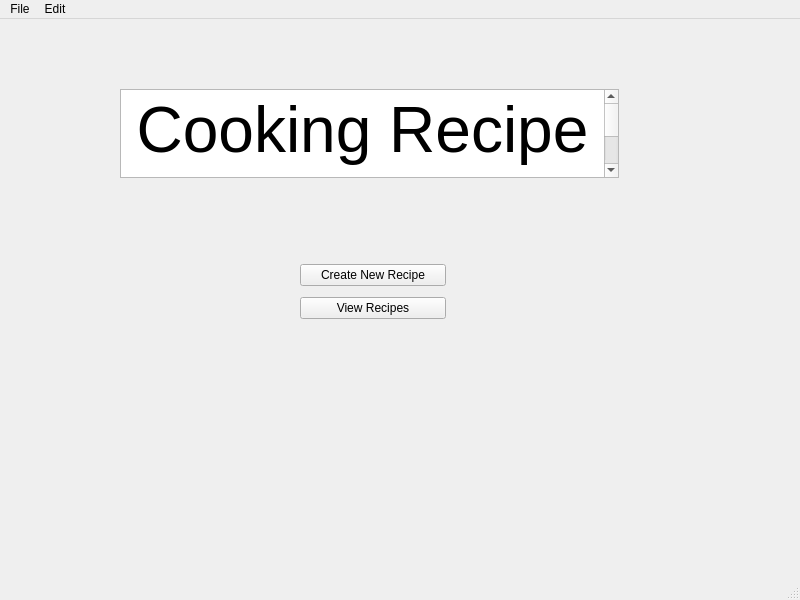
The window that mainwindow.ui (plutowootoe/qtProject) describes before a commit, drawn with Qt 5.
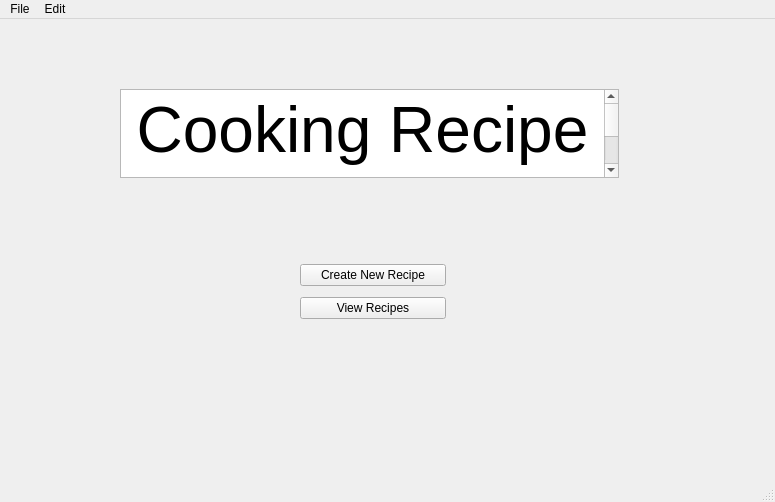
The same window after the commit.

What changed in the file:
```diff
--- a/mainwindow.ui
+++ b/mainwindow.ui
@@ -6,8 +6,8 @@
    <rect>
     <x>0</x>
     <y>0</y>
-    <width>800</width>
-    <height>600</height>
+    <width>775</width>
+    <height>502</height>
    </rect>
   </property>
   <property name="windowTitle">
@@ -66,8 +66,8 @@
     <rect>
      <x>0</x>
      <y>0</y>
-     <width>800</width>
-     <height>24</height>
+     <width>775</width>
+     <height>22</height>
     </rect>
    </property>
    <widget class="QMenu" name="menuFile">
```
